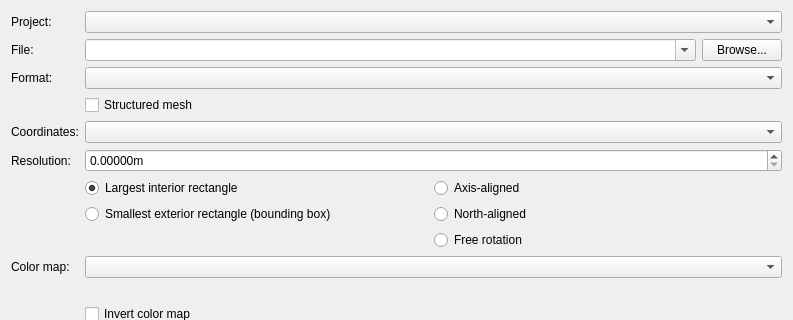
SINTEF/Geomaker, file gui/exporter.ui: the form before one commit; both pictures show x 0 to 793 and y 0 to 320 of the 793 by 461 pixel window.
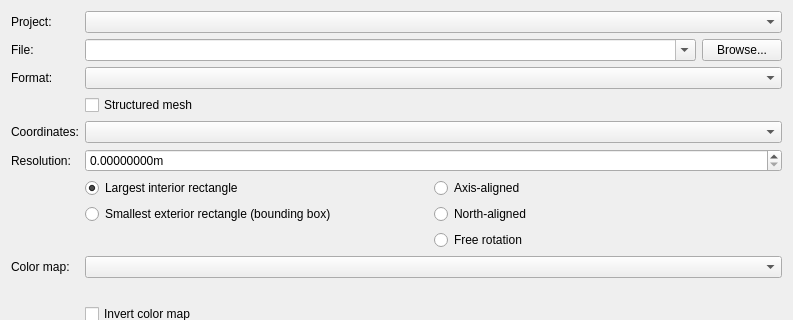
The form after the commit. Icons and pictures are not drawn.

Commit message: Increase precision of resolution input

The edit to the form file:
```diff
--- a/gui/exporter.ui
+++ b/gui/exporter.ui
@@ -1549,7 +1549,7 @@
               <string>m</string>
              </property>
              <property name="decimals">
-              <number>5</number>
+              <number>8</number>
              </property>
              <property name="maximum">
               <double>1000.000000000000000</double>
```
The commit also changes 1 other file.
